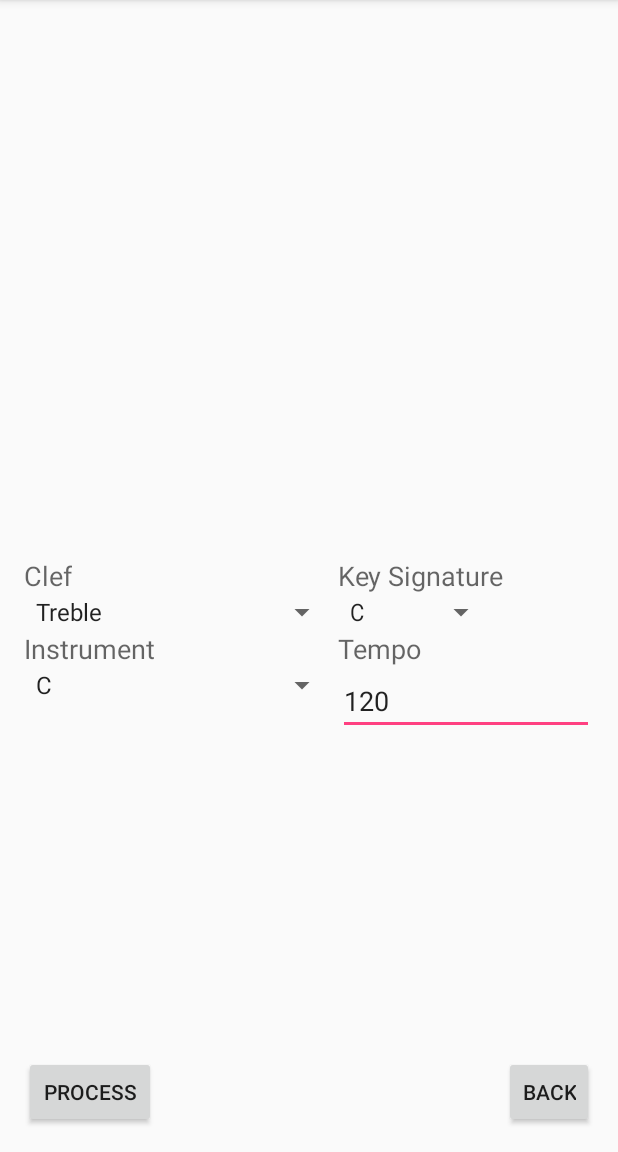
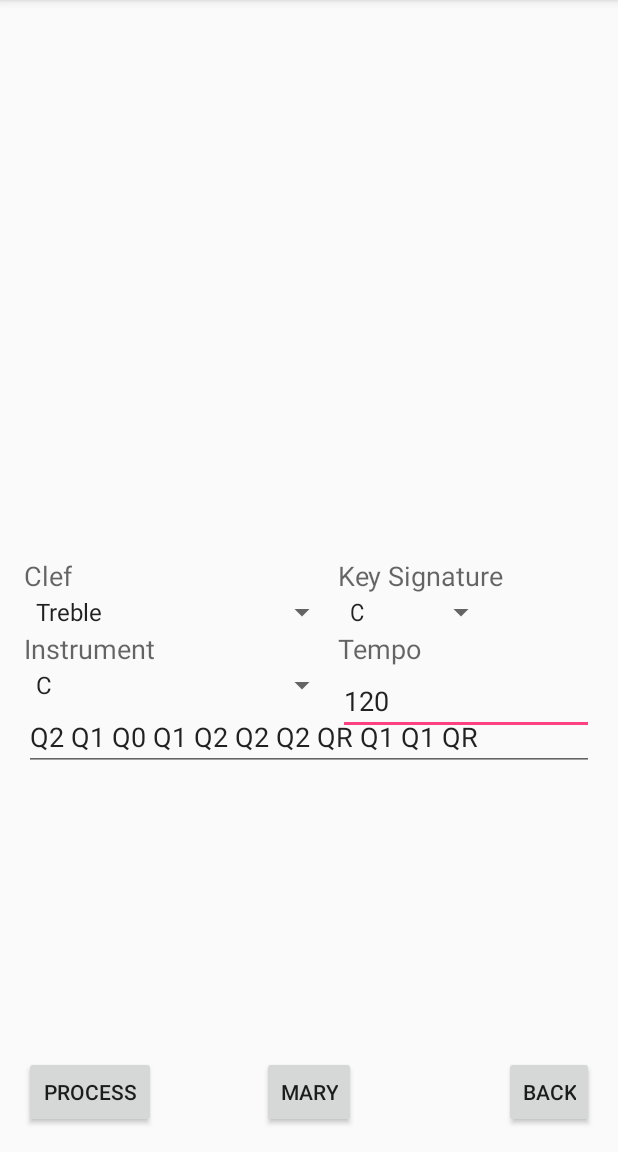
Before and after one commit to dawsoc2/SightReaderPro, an Android app: the PropertiesPage screen opened directly, with no data from a screen before it, after a tap on "PROCESS", on a phone screen of 412 x 824 dp, the part 84-1236 px from its top. Run offline under Robolectric (Android 15) with nearby library versions, the phone set to English and light mode, and no system bars; 2 statements that could not run were skipped.

Commit message:
User can specify song to play
Added a button "mary" that ONLY plays mary had a little lamb
added a text box that you can input a VALID (don't try it with an
invalid) string that will be processed into midi when you hit "process"
button

```diff
--- a/SightReader Pro/app/src/main/java/com/example/xerxes/cameratest/PropertiesPage.java
+++ b/SightReader Pro/app/src/main/java/com/example/xerxes/cameratest/PropertiesPage.java
@@ -71,9 +71,11 @@ public class PropertiesPage extends AppCompatActivity {
         int instKeySpinnerPosition = instKeySpinnerArrayAdapter.getPosition("C");
         spinnerInst.setSelection(instKeySpinnerPosition);
 
-        //
+        //create tempo text box
         final EditText tempoEditText = (EditText)findViewById(R.id.editTempo);
         tempoEditText.setText("120");
+
+        final EditText songEditText = (EditText)findViewById(R.id.editSong);
 
         //create process button that will read data from the spinners
         final Button procButton = (Button) findViewById(R.id.processButton);
@@ -82,10 +84,45 @@ public class PropertiesPage extends AppCompatActivity {
                 String clefVal = spinnerClef.getSelectedItem().toString();
                 String keyVal = spinnerKeySig.getSelectedItem().toString();
                 String instVal = spinnerInst.getSelectedItem().toString();
+                String songVal = songEditText.getText().toString();
+                int text_tempo = Integer.parseInt(tempoEditText.getText().toString());
+
+                //let's actually take that tempo and song and create a test midi file
+
+                //now create a Song object
+                Song user_song = new Song(songVal);
+                user_song.change_tempo(text_tempo);
+
+                //force that object into providing a MidiFile for us.
+
+                MidiFile midi = user_song.convert_to_midi();
+
+                // Write the MIDI data to a file
+                File output = new File("sdcard/user_song.mid");
+                try {
+                    midi.writeToFile(output);
+                } catch (IOException e) {
+                    System.err.println(e);
+                }
+
+
+                try {
+                    mp.reset();
+                    mp.setDataSource("sdcard/user_song.mid");
+                    mp.prepare();
+                    mp.start();
+                } catch (Exception e) {
+                }
+            }
+        });
+
+        final Button maryButton = (Button) findViewById(R.id.maryButton);
+        maryButton.setOnClickListener(new View.OnClickListener() {
+            public void onClick(View v) {
                 int text_tempo = Integer.parseInt(tempoEditText.getText().toString());
 
                 //let's actually take that tempo and create a test midi file.
-               //first we need a song. Let's use "Mary had a lamb"
+                //first we need a song. Let's use "Mary had a lamb"
                 String mary = "Q2 Q1 Q0 Q1 Q2 Q2 Q2 QR Q1 Q1 Q1 QR Q2 Q4 H4 Q2 Q1 Q0 Q1 Q2 Q2 Q2 Q2 Q1 Q1 Q2 Q1 H0 HR"; //pretty sure this is right.
 
                 //now create a Song object
--- a/SightReader Pro/app/src/main/res/layout/activity_properties_page.xml
+++ b/SightReader Pro/app/src/main/res/layout/activity_properties_page.xml
@@ -119,4 +119,24 @@
         android:layout_toRightOf="@+id/spinnerInstrument"
         android:layout_toEndOf="@+id/spinnerInstrument" />
 
+    <EditText
+        android:layout_width="wrap_content"
+        android:layout_height="wrap_content"
+        android:id="@+id/editSong"
+        android:layout_below="@+id/spinnerInstrument"
+        android:layout_alignParentLeft="true"
+        android:layout_alignParentStart="true"
+        android:layout_alignParentRight="true"
+        android:layout_alignParentEnd="true"
+        android:text="Q2 Q1 Q0 Q1 Q2 Q2 Q2 QR Q1 Q1 QR" />
+
+    <Button
+        style="?android:attr/buttonStyleSmall"
+        android:layout_width="wrap_content"
+        android:layout_height="wrap_content"
+        android:text="Mary"
+        android:id="@+id/maryButton"
+        android:layout_alignTop="@+id/processButton"
+        android:layout_centerHorizontal="true" />
+
 </RelativeLayout>
```
